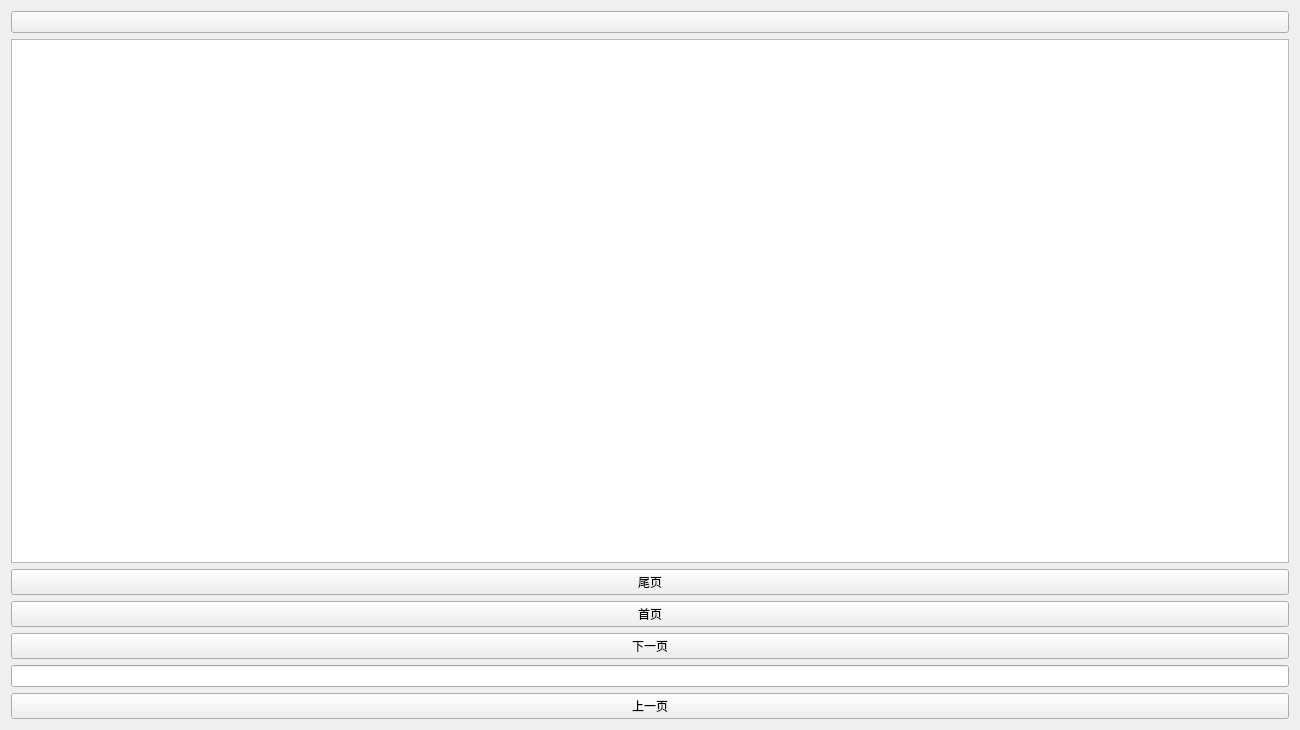
First picture: the form in BMS/view/booklist.ui, repository adventurer-w/Books-Management-System, before the edit.
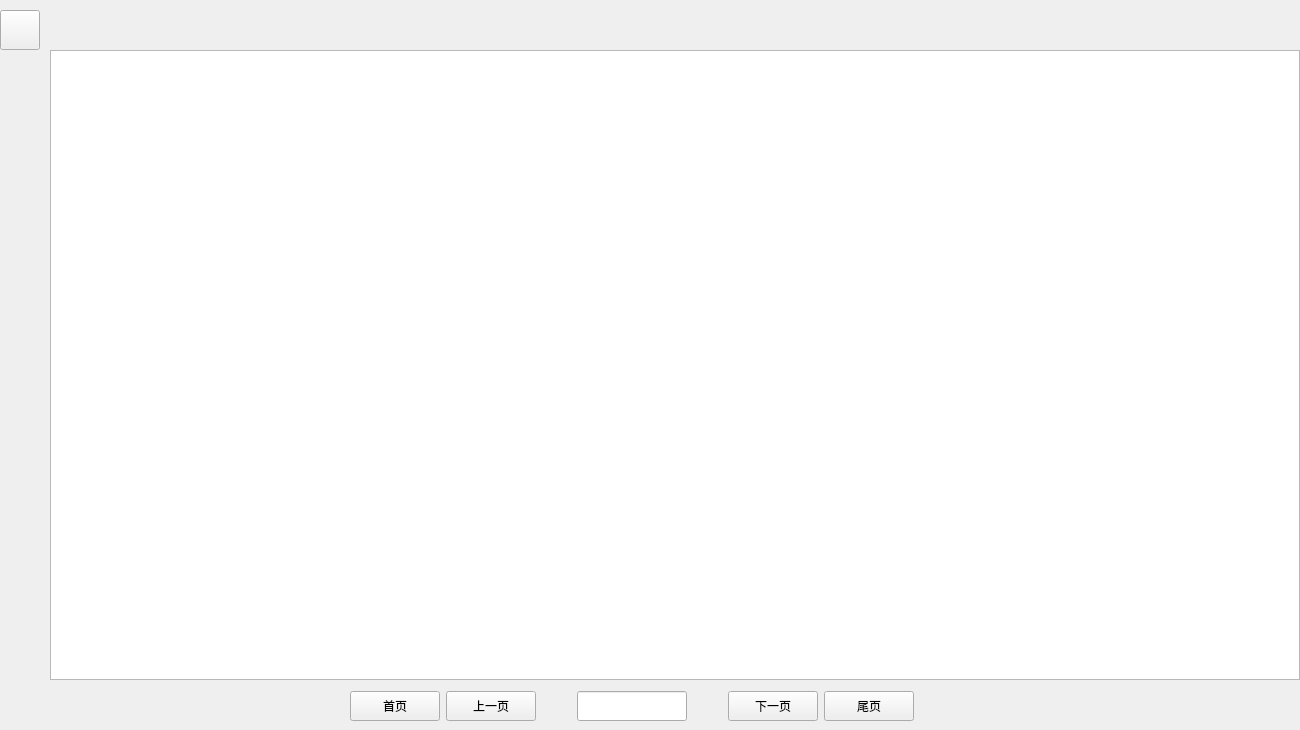
Second picture: the form after the edit.

```diff
--- a/BMS/view/booklist.ui
+++ b/BMS/view/booklist.ui
@@ -13,49 +13,159 @@
   <property name="windowTitle">
    <string>Form</string>
   </property>
-  <layout class="QVBoxLayout" name="verticalLayout">
-   <item>
+  <widget class="QTableView" name="tb">
+   <property name="geometry">
+    <rect>
+     <x>50</x>
+     <y>50</y>
+     <width>1250</width>
+     <height>630</height>
+    </rect>
+   </property>
+  </widget>
     <widget class="QPushButton" name="btn_back">
+   <property name="geometry">
+    <rect>
+     <x>0</x>
+     <y>10</y>
+     <width>40</width>
+     <height>40</height>
+    </rect>
+   </property>
      <property name="text">
       <string/>
      </property>
     </widget>
-   </item>
-   <item>
-    <widget class="QTableView" name="tb"/>
-   </item>
-   <item>
-    <widget class="QPushButton" name="btn_last">
-     <property name="text">
-      <string>尾页</string>
-     </property>
-    </widget>
-   </item>
+  <widget class="QWidget" name="layoutWidget">
+   <property name="geometry">
+    <rect>
+     <x>350</x>
+     <y>690</y>
+     <width>564</width>
+     <height>32</height>
+    </rect>
+   </property>
+   <layout class="QHBoxLayout" name="horizontalLayout">
    <item>
     <widget class="QPushButton" name="btn_first">
+      <property name="minimumSize">
+       <size>
+        <width>90</width>
+        <height>30</height>
+       </size>
+      </property>
+      <property name="maximumSize">
+       <size>
+        <width>90</width>
+        <height>30</height>
+       </size>
+      </property>
      <property name="text">
       <string>首页</string>
      </property>
     </widget>
    </item>
-   <item>
-    <widget class="QPushButton" name="btn_la">
-     <property name="text">
-      <string>下一页</string>
-     </property>
-    </widget>
-   </item>
-   <item>
-    <widget class="QLineEdit" name="line"/>
-   </item>
    <item>
     <widget class="QPushButton" name="btn_fore">
+      <property name="minimumSize">
+       <size>
+        <width>90</width>
+        <height>30</height>
+       </size>
+      </property>
+      <property name="maximumSize">
+       <size>
+        <width>90</width>
+        <height>30</height>
+       </size>
+      </property>
      <property name="text">
       <string>上一页</string>
      </property>
     </widget>
    </item>
-  </layout>
+    <item>
+     <spacer name="horizontalSpacer">
+      <property name="orientation">
+       <enum>Qt::Horizontal</enum>
+      </property>
+      <property name="sizeHint" stdset="0">
+       <size>
+        <width>28</width>
+        <height>20</height>
+       </size>
+      </property>
+     </spacer>
+    </item>
+    <item>
+     <widget class="QLineEdit" name="line">
+      <property name="minimumSize">
+       <size>
+        <width>110</width>
+        <height>30</height>
+       </size>
+      </property>
+      <property name="maximumSize">
+       <size>
+        <width>110</width>
+        <height>30</height>
+       </size>
+      </property>
+     </widget>
+    </item>
+    <item>
+     <spacer name="horizontalSpacer_2">
+      <property name="orientation">
+       <enum>Qt::Horizontal</enum>
+      </property>
+      <property name="sizeHint" stdset="0">
+       <size>
+        <width>28</width>
+        <height>20</height>
+       </size>
+      </property>
+     </spacer>
+    </item>
+    <item>
+     <widget class="QPushButton" name="btn_la">
+      <property name="minimumSize">
+       <size>
+        <width>90</width>
+        <height>30</height>
+       </size>
+      </property>
+      <property name="maximumSize">
+       <size>
+        <width>90</width>
+        <height>30</height>
+       </size>
+      </property>
+      <property name="text">
+       <string>下一页</string>
+      </property>
+     </widget>
+    </item>
+    <item>
+     <widget class="QPushButton" name="btn_last">
+      <property name="minimumSize">
+       <size>
+        <width>90</width>
+        <height>30</height>
+       </size>
+      </property>
+      <property name="maximumSize">
+       <size>
+        <width>90</width>
+        <height>30</height>
+       </size>
+      </property>
+      <property name="text">
+       <string>尾页</string>
+      </property>
+     </widget>
+    </item>
+   </layout>
+  </widget>
  </widget>
  <resources/>
  <connections/>
```
Lines whose indentation alone changed are shown as unchanged.
